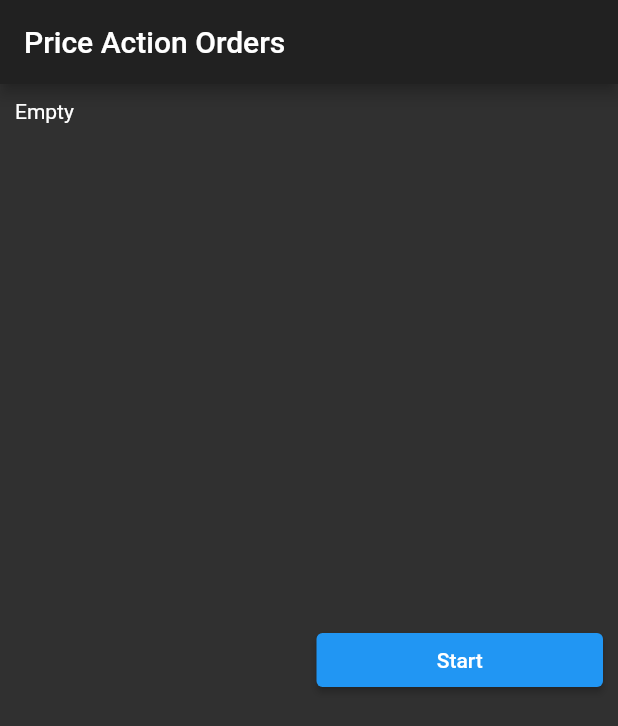
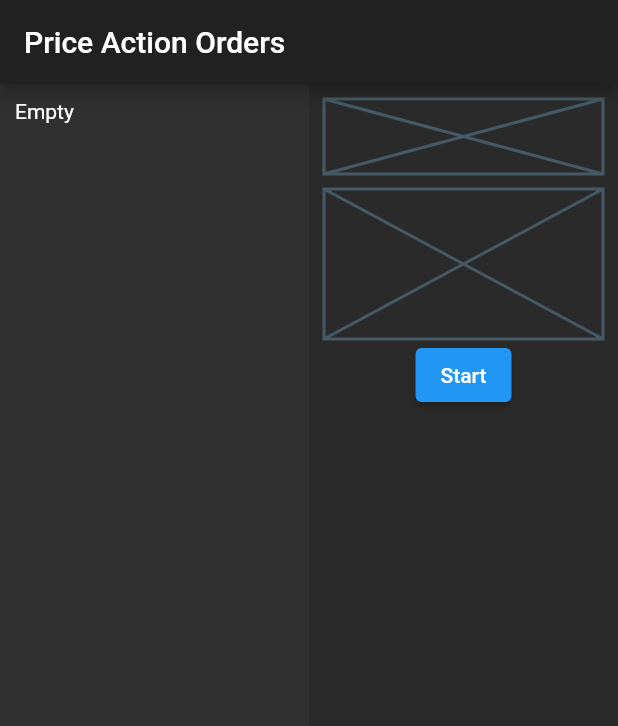
Before and after one commit to copmorty/price_action_orders, a Flutter app: the screen it shows after launch, on a phone screen of 412 x 824 dp. Shown: the top 726 px of the screen. Run offline on Flutter 3.47's test engine with Material 2 defaults, Android fonts, the phone set to English and light mode, and no system bars; our stand-ins replace bloc, equatable, flutter_bloc, get_it.

Commit message:
Sixth commit

```diff
--- a/lib/presentation/bloc/bloc/bookticker_bloc.dart
+++ b/lib/presentation/bloc/bloc/bookticker_bloc.dart
@@ -22,10 +22,9 @@ class BookTickerBloc extends Bloc<BookTickerEvent, BookTickerState> {
     BookTickerEvent event,
   ) async* {
     if (event is GetBookTickerEvent) {
+      yield Loading();
       await _subscription?.cancel();
-      _subscription = getBookTicker().listen((event) {
-        return add(_BookTickerTick(event));
-      });
+      _subscription = getBookTicker().listen((event) => add(_BookTickerTick(event)));
     }
     if (event is _BookTickerTick) {
       yield Loaded(bookTicker: event.tick);
--- a/lib/presentation/screens/home_screen.dart
+++ b/lib/presentation/screens/home_screen.dart
@@ -14,7 +14,7 @@ class HomeScreen extends StatelessWidget {
         title: Text('Price Action Orders'),
       ),
       body: Container(
-        padding: EdgeInsets.all(5),
+        // padding: EdgeInsets.all(5),
         child: bodyBuilder(context),
       ),
     );
@@ -25,12 +25,13 @@ class HomeScreen extends StatelessWidget {
       create: (_) => sl<BookTickerBloc>(),
       child: Row(
         children: [
-          Expanded(
+          Container(
+            width: MediaQuery.of(context).size.width / 2,
             child: Column(
               children: [
                 Expanded(
                   child: Container(
-                    padding: const EdgeInsets.all(5),
+                    padding: const EdgeInsets.all(10),
                     height: double.infinity,
                     width: double.infinity,
                     child: BlocBuilder<BookTickerBloc, BookTickerState>(
@@ -57,11 +58,11 @@ class HomeScreen extends StatelessWidget {
               ],
             ),
           ),
-          Expanded(
-            child: Container(
-              padding: const EdgeInsets.all(5),
-              child: BookTickerControls(),
-            ),
+          Container(
+            color: Colors.black12,
+            width: MediaQuery.of(context).size.width / 2,
+            padding: const EdgeInsets.all(10),
+            child: BookTickerControls(),
           ),
         ],
       ),
@@ -85,11 +86,19 @@ class _BookTIckerControlsState extends State<BookTickerControls> {
 
   @override
   Widget build(BuildContext context) {
-    return Container(
-      child: ElevatedButton(
-        onPressed: () => dispatchWS(),
-        child: Text('Start'),
-      ),
+    return Column(
+      children: [
+        //Input
+        Placeholder(fallbackHeight: 50),
+        SizedBox(height: 10),
+        Placeholder(fallbackHeight: 100),
+        Container(
+          child: ElevatedButton(
+            onPressed: () => dispatchWS(),
+            child: Text('Start'),
+          ),
+        ),
+      ],
     );
   }
 }
```
Also changed, not shown: lib/data/datasources/bookticker_datasource.dart (+10 -4 lines).
